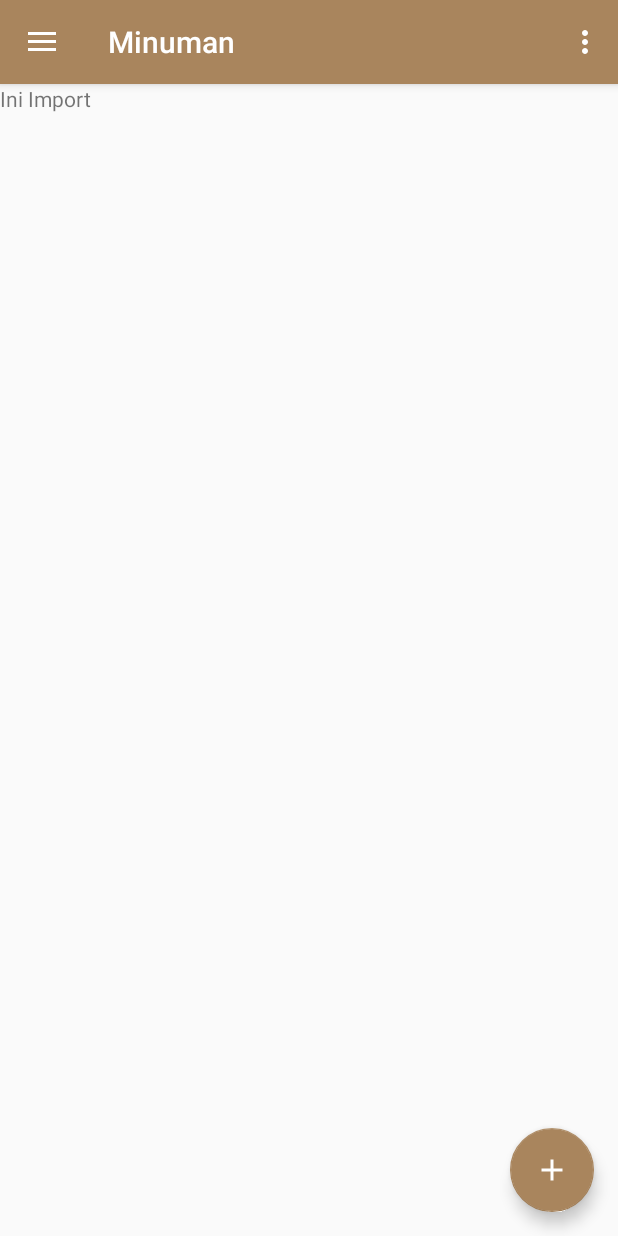
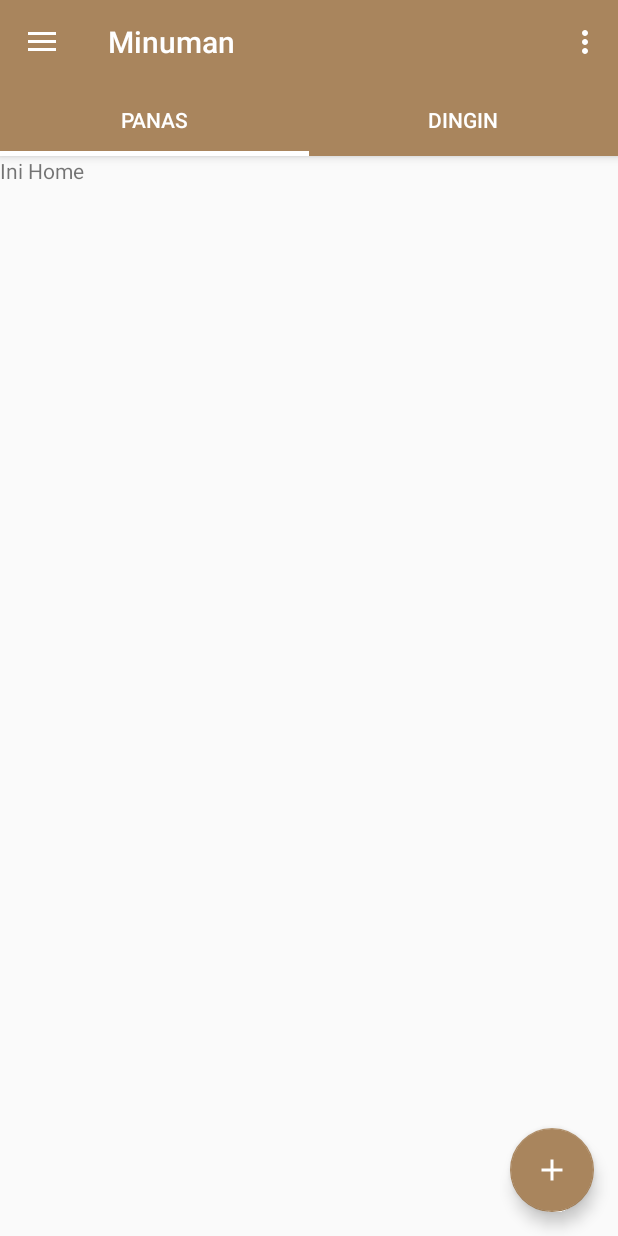
Before and after one commit to salsasavira/Javoods, an Android app: the screen it shows after launch (MainActivity), in the side drawer, after a tap on "Minuman", on a phone screen of 412 x 824 dp. Run offline under Robolectric (Android 15) with nearby library versions, the phone set to English and light mode, and no system bars.

Commit message:
+ TabLayout for Menu Minuman

```diff
--- a/app/src/main/java/javoods/xirpl32425263034/project2/smktelkom_mlg/sch/id/javoods/CemilanFragment.java
+++ b/app/src/main/java/javoods/xirpl32425263034/project2/smktelkom_mlg/sch/id/javoods/Fragment/AboutFragment.java
@@ -1,4 +1,4 @@
-package javoods.xirpl32425263034.project2.smktelkom_mlg.sch.id.javoods;
+package javoods.xirpl32425263034.project2.smktelkom_mlg.sch.id.javoods.Fragment;
 
 
 import android.os.Bundle;
@@ -7,14 +7,16 @@ import android.view.LayoutInflater;
 import android.view.View;
 import android.view.ViewGroup;
 
+import javoods.xirpl32425263034.project2.smktelkom_mlg.sch.id.javoods.R;
+
 
 /**
  * A simple {@link Fragment} subclass.
  */
-public class CemilanFragment extends Fragment {
+public class AboutFragment extends Fragment {
 
 
-    public CemilanFragment() {
+    public AboutFragment() {
         // Required empty public constructor
     }
 
@@ -23,7 +25,7 @@ public class CemilanFragment extends Fragment {
     public View onCreateView(LayoutInflater inflater, ViewGroup container,
                              Bundle savedInstanceState) {
         // Inflate the layout for this fragment
-        return inflater.inflate(R.layout.fragment_cemilan, container, false);
+        return inflater.inflate(R.layout.fragment_about, container, false);
     }
 
 }
--- a/app/src/main/java/javoods/xirpl32425263034/project2/smktelkom_mlg/sch/id/javoods/MakananFragment.java
+++ b/app/src/main/java/javoods/xirpl32425263034/project2/smktelkom_mlg/sch/id/javoods/Fragment/CemilanFragment.java
@@ -1,4 +1,4 @@
-package javoods.xirpl32425263034.project2.smktelkom_mlg.sch.id.javoods;
+package javoods.xirpl32425263034.project2.smktelkom_mlg.sch.id.javoods.Fragment;
 
 
 import android.os.Bundle;
@@ -7,14 +7,16 @@ import android.view.LayoutInflater;
 import android.view.View;
 import android.view.ViewGroup;
 
+import javoods.xirpl32425263034.project2.smktelkom_mlg.sch.id.javoods.R;
+
 
 /**
  * A simple {@link Fragment} subclass.
  */
-public class MakananFragment extends Fragment {
+public class CemilanFragment extends Fragment {
 
 
-    public MakananFragment() {
+    public CemilanFragment() {
         // Required empty public constructor
     }
 
@@ -23,8 +25,7 @@ public class MakananFragment extends Fragment {
     public View onCreateView(LayoutInflater inflater, ViewGroup container,
                              Bundle savedInstanceState) {
         // Inflate the layout for this fragment
-        return inflater.inflate(R.layout.fragment_home, container, false);
+        return inflater.inflate(R.layout.fragment_cemilan, container, false);
     }
 
-
 }
--- a/app/src/main/java/javoods/xirpl32425263034/project2/smktelkom_mlg/sch/id/javoods/MinumanFragment.java
+++ b/app/src/main/java/javoods/xirpl32425263034/project2/smktelkom_mlg/sch/id/javoods/Fragment/MakananFragment.java
@@ -1,4 +1,4 @@
-package javoods.xirpl32425263034.project2.smktelkom_mlg.sch.id.javoods;
+package javoods.xirpl32425263034.project2.smktelkom_mlg.sch.id.javoods.Fragment;
 
 
 import android.os.Bundle;
@@ -7,14 +7,16 @@ import android.view.LayoutInflater;
 import android.view.View;
 import android.view.ViewGroup;
 
+import javoods.xirpl32425263034.project2.smktelkom_mlg.sch.id.javoods.R;
+
 
 /**
  * A simple {@link Fragment} subclass.
  */
-public class MinumanFragment extends Fragment {
+public class MakananFragment extends Fragment {
 
 
-    public MinumanFragment() {
+    public MakananFragment() {
         // Required empty public constructor
     }
 
@@ -23,7 +25,8 @@ public class MinumanFragment extends Fragment {
     public View onCreateView(LayoutInflater inflater, ViewGroup container,
                              Bundle savedInstanceState) {
         // Inflate the layout for this fragment
-        return inflater.inflate(R.layout.fragment_import, container, false);
+        return inflater.inflate(R.layout.fragment_home, container, false);
     }
 
+
 }
--- a/app/src/main/java/javoods/xirpl32425263034/project2/smktelkom_mlg/sch/id/javoods/AboutFragment.java
+++ b/app/src/main/java/javoods/xirpl32425263034/project2/smktelkom_mlg/sch/id/javoods/Fragment/MinumanFragment.java
@@ -1,4 +1,4 @@
-package javoods.xirpl32425263034.project2.smktelkom_mlg.sch.id.javoods;
+package javoods.xirpl32425263034.project2.smktelkom_mlg.sch.id.javoods.Fragment;
 
 
 import android.os.Bundle;
@@ -7,14 +7,16 @@ import android.view.LayoutInflater;
 import android.view.View;
 import android.view.ViewGroup;
 
+import javoods.xirpl32425263034.project2.smktelkom_mlg.sch.id.javoods.R;
+
 
 /**
  * A simple {@link Fragment} subclass.
  */
-public class AboutFragment extends Fragment {
+public class MinumanFragment extends Fragment {
 
 
-    public AboutFragment() {
+    public MinumanFragment() {
         // Required empty public constructor
     }
 
@@ -23,7 +25,7 @@ public class AboutFragment extends Fragment {
     public View onCreateView(LayoutInflater inflater, ViewGroup container,
                              Bundle savedInstanceState) {
         // Inflate the layout for this fragment
-        return inflater.inflate(R.layout.fragment_about, container, false);
+        return inflater.inflate(R.layout.fragment_import, container, false);
     }
 
 }
--- a/app/src/main/java/javoods/xirpl32425263034/project2/smktelkom_mlg/sch/id/javoods/SupportFragment.java
+++ b/app/src/main/java/javoods/xirpl32425263034/project2/smktelkom_mlg/sch/id/javoods/Fragment/SupportFragment.java
@@ -1,4 +1,4 @@
-package javoods.xirpl32425263034.project2.smktelkom_mlg.sch.id.javoods;
+package javoods.xirpl32425263034.project2.smktelkom_mlg.sch.id.javoods.Fragment;
 
 
 import android.os.Bundle;
@@ -6,6 +6,8 @@ import android.support.v4.app.Fragment;
 import android.view.LayoutInflater;
 import android.view.View;
 import android.view.ViewGroup;
+
+import javoods.xirpl32425263034.project2.smktelkom_mlg.sch.id.javoods.R;
 
 
 /**
--- /dev/null
+++ b/app/src/main/java/javoods/xirpl32425263034/project2/smktelkom_mlg/sch/id/javoods/FragmentAdapter.java
@@ -0,0 +1,51 @@
+package javoods.xirpl32425263034.project2.smktelkom_mlg.sch.id.javoods;
+
+import android.support.v4.app.Fragment;
+import android.support.v4.app.FragmentManager;
+import android.support.v4.app.FragmentPagerAdapter;
+
+import javoods.xirpl32425263034.project2.smktelkom_mlg.sch.id.javoods.Fragment.CemilanFragment;
+import javoods.xirpl32425263034.project2.smktelkom_mlg.sch.id.javoods.Fragment.MakananFragment;
+
+/**
+ * Created by WINDOWS 8.1 on 16/3/2017.
+ */
+
+class FragmentAdapter extends FragmentPagerAdapter {
+    public FragmentAdapter(FragmentManager fm) {
+        super(fm);
+
+    }
+
+    @Override
+    public Fragment getItem(int position) {
+        switch (position) {
+            case 0:
+                return new MakananFragment();
+            case 1:
+                return new CemilanFragment();
+        }
+        return null;
+
+    }
+
+    @Override
+    public int getCount() {
+        return 2;
+    }
+
+    @Override
+    public CharSequence getPageTitle(int position) {
+        switch (position) {
+            //
+            //Your tab titles
+            //
+            case 0:
+                return "Panas";
+            case 1:
+                return "Dingin";
+            default:
+                return null;
+        }
+    }
+}
--- a/app/src/main/java/javoods/xirpl32425263034/project2/smktelkom_mlg/sch/id/javoods/MainActivity.java
+++ b/app/src/main/java/javoods/xirpl32425263034/project2/smktelkom_mlg/sch/id/javoods/MainActivity.java
@@ -4,8 +4,11 @@ import android.os.Bundle;
 import android.support.design.widget.FloatingActionButton;
 import android.support.design.widget.NavigationView;
 import android.support.design.widget.Snackbar;
+import android.support.design.widget.TabLayout;
 import android.support.v4.app.Fragment;
 import android.support.v4.view.GravityCompat;
+import android.support.v4.view.PagerAdapter;
+import android.support.v4.view.ViewPager;
 import android.support.v4.widget.DrawerLayout;
 import android.support.v7.app.ActionBarDrawerToggle;
 import android.support.v7.app.AppCompatActivity;
@@ -14,15 +17,33 @@ import android.view.Menu;
 import android.view.MenuItem;
 import android.view.View;
 
+import javoods.xirpl32425263034.project2.smktelkom_mlg.sch.id.javoods.Fragment.AboutFragment;
+import javoods.xirpl32425263034.project2.smktelkom_mlg.sch.id.javoods.Fragment.CemilanFragment;
+import javoods.xirpl32425263034.project2.smktelkom_mlg.sch.id.javoods.Fragment.MakananFragment;
+import javoods.xirpl32425263034.project2.smktelkom_mlg.sch.id.javoods.Fragment.MinumanFragment;
+import javoods.xirpl32425263034.project2.smktelkom_mlg.sch.id.javoods.Fragment.SupportFragment;
+
 public class MainActivity extends AppCompatActivity
         implements NavigationView.OnNavigationItemSelectedListener {
-
+    ViewPager vp_pages;
+    TabLayout tbl_pages;
     @Override
     protected void onCreate(Bundle savedInstanceState) {
         super.onCreate(savedInstanceState);
         setContentView(R.layout.activity_main);
         Toolbar toolbar = (Toolbar) findViewById(R.id.toolbar);
         setSupportActionBar(toolbar);
+
+        vp_pages = (ViewPager) findViewById(R.id.vp_pages);
+        PagerAdapter pagerAdapter = new FragmentAdapter(getSupportFragmentManager());
+        vp_pages.setAdapter(pagerAdapter);
+
+        tbl_pages = (TabLayout) findViewById(R.id.tbl_pages);
+        tbl_pages.setupWithViewPager(vp_pages);
+
+        tbl_pages.setVisibility(View.GONE);
+        vp_pages.setVisibility(View.GONE);
+
 
         FloatingActionButton fab = (FloatingActionButton) findViewById(R.id.fab);
         fab.setOnClickListener(new View.OnClickListener() {
@@ -83,23 +104,33 @@ public class MainActivity extends AppCompatActivity
         int id = item.getItemId();
 
         if (id == R.id.nav_makanan) {
+            tbl_pages.setVisibility(View.GONE);
+            vp_pages.setVisibility(View.GONE);
             fragment = new MakananFragment();
             setTitle("Makanan");
         } else if (id == R.id.nav_minuman) {
+            tbl_pages.setVisibility(View.VISIBLE);
+            vp_pages.setVisibility(View.VISIBLE);
             fragment = new MinumanFragment();
             setTitle("Minuman");
         } else if (id == R.id.nav_cemilan) {
+            tbl_pages.setVisibility(View.GONE);
+            vp_pages.setVisibility(View.GONE);
             fragment = new CemilanFragment();
             setTitle("Cemilan");
         } else if (id == R.id.nav_about) {
+            tbl_pages.setVisibility(View.GONE);
+            vp_pages.setVisibility(View.GONE);
             fragment = new AboutFragment();
             setTitle("About Us");
         } else if (id == R.id.nav_support) {
+            tbl_pages.setVisibility(View.GONE);
+            vp_pages.setVisibility(View.GONE);
             fragment = new SupportFragment();
             setTitle("Support By");
         }
 
-        getSupportFragmentManager().beginTransaction().replace(R.id.container, fragment).commitNow();
+        getSupportFragmentManager().beginTransaction().replace(R.id.container, fragment).commit();
 
         DrawerLayout drawer = (DrawerLayout) findViewById(R.id.drawer_layout);
         drawer.closeDrawer(GravityCompat.START);
--- a/app/src/main/res/layout/app_bar_main.xml
+++ b/app/src/main/res/layout/app_bar_main.xml
@@ -2,6 +2,7 @@
 <android.support.design.widget.CoordinatorLayout xmlns:android="http://schemas.android.com/apk/res/android"
     xmlns:app="http://schemas.android.com/apk/res-auto"
     xmlns:tools="http://schemas.android.com/tools"
+    android:id="@+id/bar_main"
     android:layout_width="match_parent"
     android:layout_height="match_parent"
     tools:context="javoods.xirpl32425263034.project2.smktelkom_mlg.sch.id.javoods.MainActivity">
@@ -18,13 +19,32 @@
             android:background="#a9855d"
             app:popupTheme="@style/AppTheme.PopupOverlay" />
 
+        <android.support.design.widget.TabLayout
+            android:id="@+id/tbl_pages"
+            android:layout_width="match_parent"
+            android:layout_height="wrap_content"
+            android:background="#a9855d"
+            app:tabGravity="fill"
+            app:tabIndicatorColor="#FFFFFF"
+            app:tabIndicatorHeight="3dp"
+            app:tabMode="fixed"
+            app:tabSelectedTextColor="#ffffff"
+            app:tabTextColor="#FFFFFF" />
+
     </android.support.design.widget.AppBarLayout>
 
     <FrameLayout
         android:id="@+id/container"
         android:layout_width="match_parent"
-        android:layout_height="match_parent"
-        app:layout_behavior="@string/appbar_scrolling_view_behavior" />
+        android:layout_height="wrap_content"
+        app:layout_behavior="@string/appbar_scrolling_view_behavior">
+
+        <android.support.v4.view.ViewPager
+            android:id="@+id/vp_pages"
+            android:layout_width="match_parent"
+            android:layout_height="match_parent" />
+    </FrameLayout>
+
 
     <android.support.design.widget.FloatingActionButton
         android:id="@+id/fab"
--- a/app/src/main/res/layout/fragment_about.xml
+++ b/app/src/main/res/layout/fragment_about.xml
@@ -2,7 +2,7 @@
     xmlns:tools="http://schemas.android.com/tools"
     android:layout_width="match_parent"
     android:layout_height="match_parent"
-    tools:context="javoods.xirpl32425263034.project2.smktelkom_mlg.sch.id.javoods.AboutFragment">
+    tools:context="javoods.xirpl32425263034.project2.smktelkom_mlg.sch.id.javoods.Fragment.AboutFragment">
 
     <!-- TODO: Update blank fragment layout -->
     <TextView
--- a/app/src/main/res/layout/fragment_cemilan.xml
+++ b/app/src/main/res/layout/fragment_cemilan.xml
@@ -2,7 +2,7 @@
     xmlns:tools="http://schemas.android.com/tools"
     android:layout_width="match_parent"
     android:layout_height="match_parent"
-    tools:context="javoods.xirpl32425263034.project2.smktelkom_mlg.sch.id.javoods.CemilanFragment">
+    tools:context="javoods.xirpl32425263034.project2.smktelkom_mlg.sch.id.javoods.Fragment.CemilanFragment">
 
     <!-- TODO: Update blank fragment layout -->
     <TextView
--- a/app/src/main/res/layout/fragment_home.xml
+++ b/app/src/main/res/layout/fragment_home.xml
@@ -2,7 +2,7 @@
     xmlns:tools="http://schemas.android.com/tools"
     android:layout_width="match_parent"
     android:layout_height="match_parent"
-    tools:context="javoods.xirpl32425263034.project2.smktelkom_mlg.sch.id.javoods.MakananFragment">
+    tools:context="javoods.xirpl32425263034.project2.smktelkom_mlg.sch.id.javoods.Fragment.MakananFragment">
 
     <!-- TODO: Update blank fragment layout -->
     <TextView
--- a/app/src/main/res/layout/fragment_import.xml
+++ b/app/src/main/res/layout/fragment_import.xml
@@ -2,12 +2,8 @@
     xmlns:tools="http://schemas.android.com/tools"
     android:layout_width="match_parent"
     android:layout_height="match_parent"
-    tools:context="javoods.xirpl32425263034.project2.smktelkom_mlg.sch.id.javoods.MinumanFragment">
+    tools:context="javoods.xirpl32425263034.project2.smktelkom_mlg.sch.id.javoods.Fragment.MinumanFragment">
 
     <!-- TODO: Update blank fragment layout -->
-    <TextView
-        android:layout_width="match_parent"
-        android:layout_height="match_parent"
-        android:text="Ini Import" />
 
 </FrameLayout>
--- a/app/src/main/res/layout/fragment_support.xml
+++ b/app/src/main/res/layout/fragment_support.xml
@@ -2,7 +2,7 @@
     xmlns:tools="http://schemas.android.com/tools"
     android:layout_width="match_parent"
     android:layout_height="match_parent"
-    tools:context="javoods.xirpl32425263034.project2.smktelkom_mlg.sch.id.javoods.SupportFragment">
+    tools:context="javoods.xirpl32425263034.project2.smktelkom_mlg.sch.id.javoods.Fragment.SupportFragment">
 
     <!-- TODO: Update blank fragment layout -->
     <TextView
--- a/app/src/main/res/values/colors.xml
+++ b/app/src/main/res/values/colors.xml
@@ -3,4 +3,7 @@
     <color name="colorPrimary">#3F51B5</color>
     <color name="colorPrimaryDark">#303F9F</color>
     <color name="colorAccent">#FF4081</color>
+    <color name="black">#000</color>
+    <color name="orange">#FA0</color>
+    <color name="white">#FFF</color>
 </resources>
--- a/app/src/main/res/values/styles.xml
+++ b/app/src/main/res/values/styles.xml
@@ -3,8 +3,8 @@
     <!-- Base application theme. -->
     <style name="AppTheme" parent="Theme.AppCompat.Light.DarkActionBar">
         <!-- Customize your theme here. -->
-        <item name="colorPrimary">@color/colorPrimary</item>
-        <item name="colorPrimaryDark">@color/colorPrimaryDark</item>
+        <item name="colorPrimary">@color/orange</item>
+        <item name="colorPrimaryDark">@android:color/holo_orange_dark</item>
         <item name="colorAccent">@color/colorAccent</item>
     </style>
 
```
